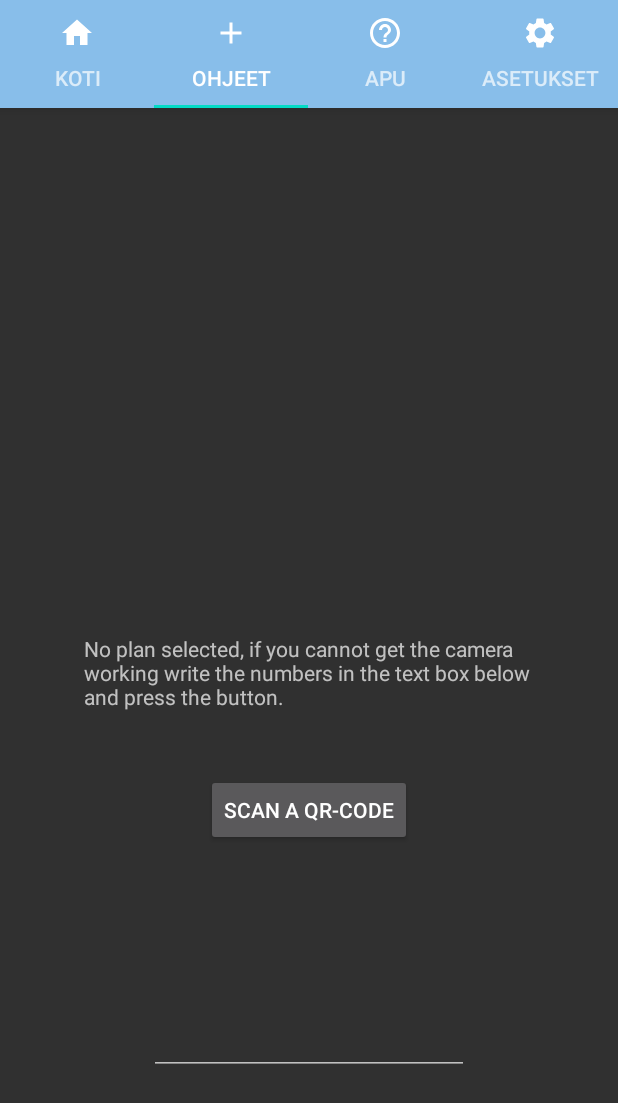
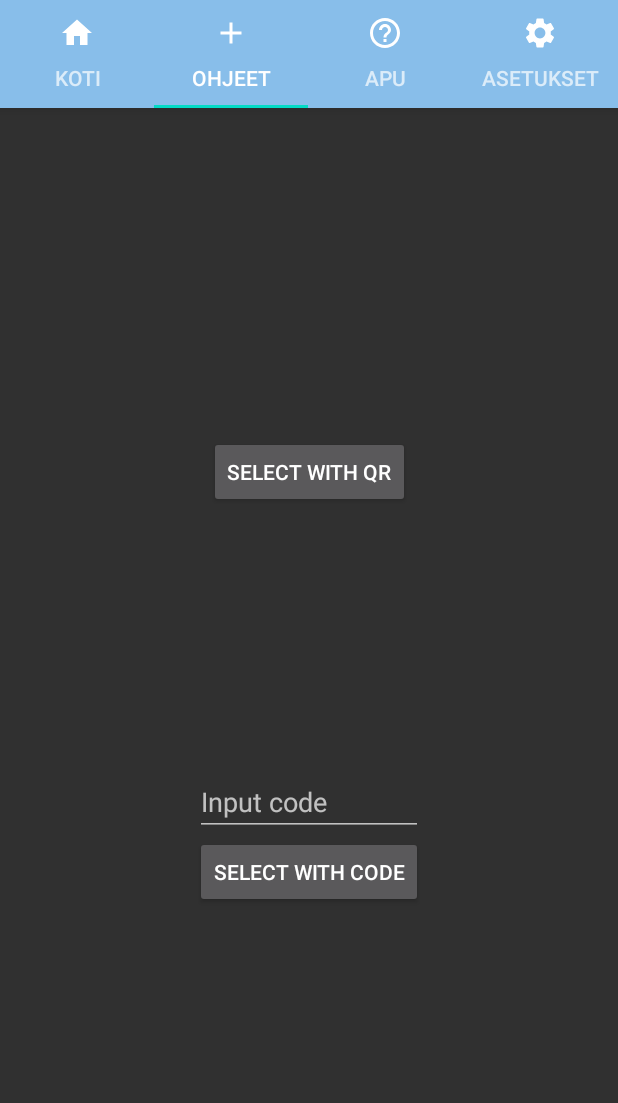
Before and after one commit to kelo221/Health_Application, an Android app: the MainActivity screen opened directly, with no data from a screen before it, tab 2 chosen, on a phone screen of 412 x 824 dp. Shown: the top 1103 px of the screen. Run offline under Robolectric (Android 15) with nearby library versions, the phone set to English and light mode, and no system bars; 1 statement that could not run was skipped.

Commit message:
Selecting plan with code, plan is saved to sharedPrefs

```diff
--- a/app/src/main/java/com/terveyssovellus/softa/fragments/AddFragment.java
+++ b/app/src/main/java/com/terveyssovellus/softa/fragments/AddFragment.java
@@ -3,22 +3,34 @@ package com.terveyssovellus.softa.fragments;
 import android.content.Intent;
 import android.os.Bundle;
 import android.text.TextUtils;
+import android.util.Log;
 import android.view.LayoutInflater;
 import android.view.View;
 import android.view.ViewGroup;
 import android.widget.Button;
 import android.widget.EditText;
+import android.widget.ScrollView;
+import android.widget.TextView;
 import android.widget.Toast;
 
 import androidx.fragment.app.Fragment;
 
+import com.google.gson.Gson;
 import com.terveyssovellus.softa.CurrentProgram;
 import com.terveyssovellus.softa.R;
+import com.terveyssovellus.softa.plan.Plan;
+import com.terveyssovellus.softa.plan.PlanArchive;
+import com.terveyssovellus.softa.profile.Profile;
+
+import java.util.Arrays;
+import java.util.List;
 
 public class AddFragment extends Fragment implements View.OnClickListener {
 
-    EditText qrInput;
-    Button qrButton;
+    EditText qrInput,codeInput;
+    TextView planContents;
+    Button qrButton,codeButton;
+    ScrollView planWrapper;
     String value;
 
     public AddFragment() {}
@@ -33,20 +45,96 @@ public class AddFragment extends Fragment implements View.OnClickListener {
                              Bundle savedInstanceState) {
 
         View view = inflater.inflate(R.layout.fragment_add, container, false);
-        Button qrButton = (Button) view.findViewById(R.id.listView_button);
-        qrInput = view.findViewById(R.id.numberInput);
-        qrInput.setText("");
+
+        Button qrButton2 = (Button) view.findViewById(R.id.listView_button);
+        qrButton = (Button)view.findViewById(R.id.plan_select_qr);
+        codeButton = (Button)view.findViewById(R.id.plan_select_code);
+        codeInput = (EditText)view.findViewById(R.id.codeInput);
+        planWrapper = (ScrollView)view.findViewById(R.id.plan_content_wrapper);
+        planContents = (TextView)view.findViewById(R.id.plan_contents);
+
+        setVisibility();
+
+        //qrInput = view.findViewById(R.id.numberInput);
+        //qrInput.setText("");
         qrButton.setOnClickListener(this);
+        codeButton.setOnClickListener(this);
         return view;
     }
 
     @Override
     public void onClick(View v) {
-
         switch (v.getId()) {
             case R.id.listView_button:
                 qrButtonPressed();
                 break;
+            case R.id.plan_select_qr:
+                selectPlanQR();
+                break;
+            case R.id.plan_select_code:
+                selectPlanCode();
+                break;
+        }
+    }
+
+    private void setVisibility(){
+        Profile profile = Profile.getInstance();
+        if(profile.planSelected()){
+            qrButton.setVisibility(View.INVISIBLE);
+            codeButton.setVisibility(View.INVISIBLE);
+            codeInput.setVisibility(View.INVISIBLE);
+            planWrapper.setVisibility(View.VISIBLE);
+            printPlanContents();
+        } else {
+            qrButton.setVisibility(View.VISIBLE);
+            codeButton.setVisibility(View.VISIBLE);
+            codeInput.setVisibility(View.VISIBLE);
+            planWrapper.setVisibility(View.INVISIBLE);
+        }
+    }
+
+    private void selectPlanQR(){
+        //Intent intent = new Intent(getContext(), PlanSelectQR.class);
+        //startActivity(intent);
+    }
+
+    private void selectPlanCode(){
+        String input = codeInput.getText().toString();
+        if(TextUtils.isEmpty(input)){
+            Toast.makeText(getContext(),"Input something!",Toast.LENGTH_SHORT).show(); // CHANGE TO STRING
+        } else if(input.equals("222")||input.equals("444")){
+            Profile.getInstance().setPlanString(input);
+            setVisibility();
+        } else {
+            Toast.makeText(getContext(),"No such plan!",Toast.LENGTH_SHORT).show(); // CHANGE TO STRING
+            /*
+            List<Plan> plans = PlanArchive.getInstance().getPlans();
+            for(int i=0;i<plans.size();i++){
+                if(plans.get(i).getId() == 1){
+                    Profile.getInstance().setPlan(plans.get(i));
+                    setVisibility();
+                    return;
+                }
+            }
+            Toast.makeText(getContext(),"No such plan!",Toast.LENGTH_SHORT).show(); // CHANGE TO STRING
+            */
+        }
+    }
+
+    private void printPlanContents(){
+        //Plan plan = Profile.getInstance().getPlan();
+        Profile profile = Profile.getInstance();
+        String plan = profile.getPlanString();
+        switch(plan){
+            case "222":
+                planContents.setText(R.string.plan_content_septoplasty);
+                break;
+            case "444":
+                planContents.setText(R.string.plan_content_nasal);
+                break;
+            default:
+                profile.setPlanSelectedFalse();
+                setVisibility();
         }
     }
 
--- a/app/src/main/java/com/terveyssovellus/softa/plan/Symptom.java
+++ b/app/src/main/java/com/terveyssovellus/softa/plan/Symptom.java
@@ -6,12 +6,8 @@ public class Symptom {
     private int level; // 0: normal, 1: alarming
     private String treatment;
 
-    public Symptom(String name, String description, int level, String treatment){
+    public Symptom(String name, int level){
         this.name = name;
-        this.description = description;
         this.level = level;
-        this.treatment = treatment;
     }
-
-
 }
--- a/app/src/main/java/com/terveyssovellus/softa/plan/Treatment.java
+++ b/app/src/main/java/com/terveyssovellus/softa/plan/Treatment.java
@@ -4,14 +4,12 @@ import java.util.List;
 
 public class Treatment {
     private String name;
-    private String instruction;
     private int startHour;
     private int endHour;
     private List<Integer> repeatHours; // for example 8,10,12,14,18,20
 
-    public Treatment(String name, String instruction, int startHour, int endHour, List<Integer> repeatHours){
+    public Treatment(String name, int startHour, int endHour, List<Integer> repeatHours){
         this.name = name;
-        this.instruction = instruction;
         this.startHour = startHour;
         this.endHour = endHour;
         this.repeatHours = repeatHours;
--- a/app/src/main/java/com/terveyssovellus/softa/profile/ProfileCreationForm.java
+++ b/app/src/main/java/com/terveyssovellus/softa/profile/ProfileCreationForm.java
@@ -12,6 +12,7 @@ import android.widget.RadioGroup;
 import com.google.android.material.snackbar.Snackbar;
 import com.terveyssovellus.softa.MainActivity;
 import com.terveyssovellus.softa.R;
+import com.terveyssovellus.softa.plan.Plan;
 
 public class ProfileCreationForm extends AppCompatActivity {
     private EditText   nameView, ageView;
@@ -52,7 +53,7 @@ public class ProfileCreationForm extends AppCompatActivity {
         hideKeyboard();
         if(noInputErrors(caller)){
             Profile profile = Profile.getInstance();
-            profile.setProfile(name,age,position,true,"fi");
+            profile.setProfile(name,age,position,true,"fi",new Plan(),"");
             Intent intent = new Intent(getApplicationContext(), MainActivity.class);
             intent.addFlags(Intent.FLAG_ACTIVITY_CLEAR_TOP);
             finish();
@@ -89,7 +90,7 @@ public class ProfileCreationForm extends AppCompatActivity {
     }
 
     public void skip(View caller){
-        Profile.getInstance().setProfile("",0,-1,true,"fi");
+        Profile.getInstance().setProfile("",0,-1,true,"fi",new Plan(),"");
         finish();
     }
 }
--- a/app/src/main/res/layout/fragment_add.xml
+++ b/app/src/main/res/layout/fragment_add.xml
@@ -11,37 +11,61 @@
         android:layout_width="match_parent"
         android:layout_height="match_parent">
 
-        <TextView
-            android:id="@+id/listView_notification"
-            android:layout_width="300sp"
+        <Button
+            android:id="@+id/plan_select_qr"
+            android:layout_width="wrap_content"
             android:layout_height="wrap_content"
-            android:text="@string/listView_notification"
-            app:layout_constraintBottom_toBottomOf="parent"
+            android:text="@string/plan_select_qr_button"
+            app:layout_constraintBottom_toTopOf="@+id/plan_select_code"
             app:layout_constraintEnd_toEndOf="parent"
+            app:layout_constraintHorizontal_bias="0.5"
             app:layout_constraintStart_toStartOf="parent"
             app:layout_constraintTop_toTopOf="parent" />
 
         <Button
-            android:id="@+id/listView_button"
+            android:id="@+id/plan_select_code"
             android:layout_width="wrap_content"
             android:layout_height="wrap_content"
-            android:text="@string/listView_button"
+            android:text="@string/plan_select_code_button"
+            app:layout_constraintBottom_toBottomOf="parent"
+            app:layout_constraintEnd_toEndOf="parent"
+            app:layout_constraintHorizontal_bias="0.5"
+            app:layout_constraintStart_toStartOf="parent"
+            app:layout_constraintTop_toBottomOf="@+id/plan_select_qr" />
+
+        <EditText
+            android:id="@+id/codeInput"
+            android:layout_width="0dp"
+            android:layout_height="wrap_content"
+            android:ems="10"
+            android:hint="@string/plan_select_code_hint"
+            android:importantForAutofill="no"
+            android:inputType="number"
+            app:layout_constraintBottom_toTopOf="@+id/plan_select_code"
+            app:layout_constraintEnd_toEndOf="@+id/plan_select_code"
+            app:layout_constraintStart_toStartOf="@+id/plan_select_code" />
+
+        <ScrollView
+            android:id="@+id/plan_content_wrapper"
+            android:layout_width="match_parent"
+            android:layout_height="match_parent"
             app:layout_constraintBottom_toBottomOf="parent"
             app:layout_constraintEnd_toEndOf="parent"
             app:layout_constraintStart_toStartOf="parent"
-            app:layout_constraintTop_toBottomOf="@+id/listView_notification"
-            app:layout_constraintVertical_bias="0.13999999" />
+            app:layout_constraintTop_toTopOf="parent">
 
-        <EditText
-            android:id="@+id/numberInput"
-            android:layout_width="wrap_content"
-            android:layout_height="wrap_content"
-            android:ems="10"
-            android:inputType="number"
-            app:layout_constraintBottom_toBottomOf="parent"
-            app:layout_constraintEnd_toEndOf="parent"
-            app:layout_constraintStart_toStartOf="parent"
-            app:layout_constraintTop_toBottomOf="@+id/listView_button" />
+            <LinearLayout
+                android:layout_width="match_parent"
+                android:layout_height="wrap_content"
+                android:orientation="vertical">
+
+                <TextView
+                    android:id="@+id/plan_contents"
+                    android:layout_width="match_parent"
+                    android:layout_height="match_parent" />
+            </LinearLayout>
+        </ScrollView>
+
     </androidx.constraintlayout.widget.ConstraintLayout>
 
 </FrameLayout>
--- a/app/src/main/res/values/strings.xml
+++ b/app/src/main/res/values/strings.xml
@@ -64,4 +64,16 @@
 
     <!-- Language of Fragments -->
 
+    <!-- Plan selection stuff -->
+    <string name="plan_select_qr_button">Select with QR</string>
+    <string name="plan_select_code_button">Select with code</string>
+    <string name="plan_select_code_hint">Input code</string>
+
+    <string name="forbidden_driving">Autolla ajo</string>
+    <string name="forbidden_sauna">Saunassa käynti</string>
+    <string name="treatment_nasal_jug">Nenäkannun käyttö</string>
+    <string name="symptom_heavy_bleeding">Voimakas verenvuoto</string>
+    <string name="symptom_clogged_nasal_passages">Tukkoiset nenäkanavat</string>
+    <string name="plan_nasal_polyop_removal">Nenäpolyyppien poisto</string>
+
 </resources>
```
Also changed, not shown: app/src/main/java/com/terveyssovellus/softa/plan/Plan.java (+53 -3 lines), app/src/main/java/com/terveyssovellus/softa/plan/PlanArchive.java (+25 -4 lines), app/src/main/java/com/terveyssovellus/softa/profile/Profile.java (+33 -11 lines), 1 other file.
